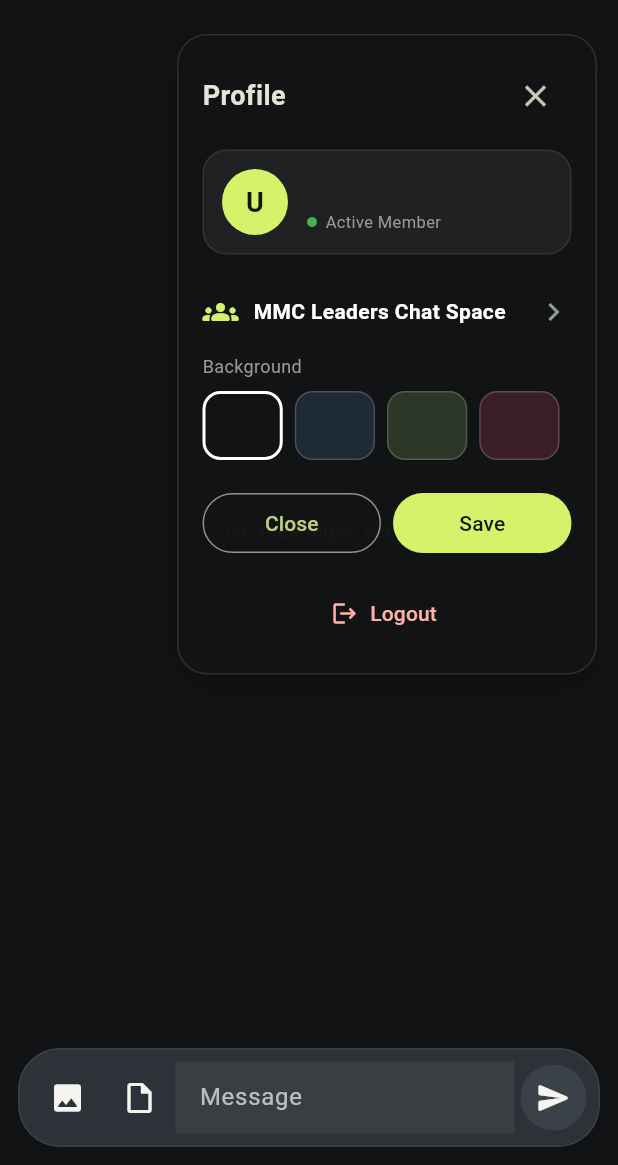
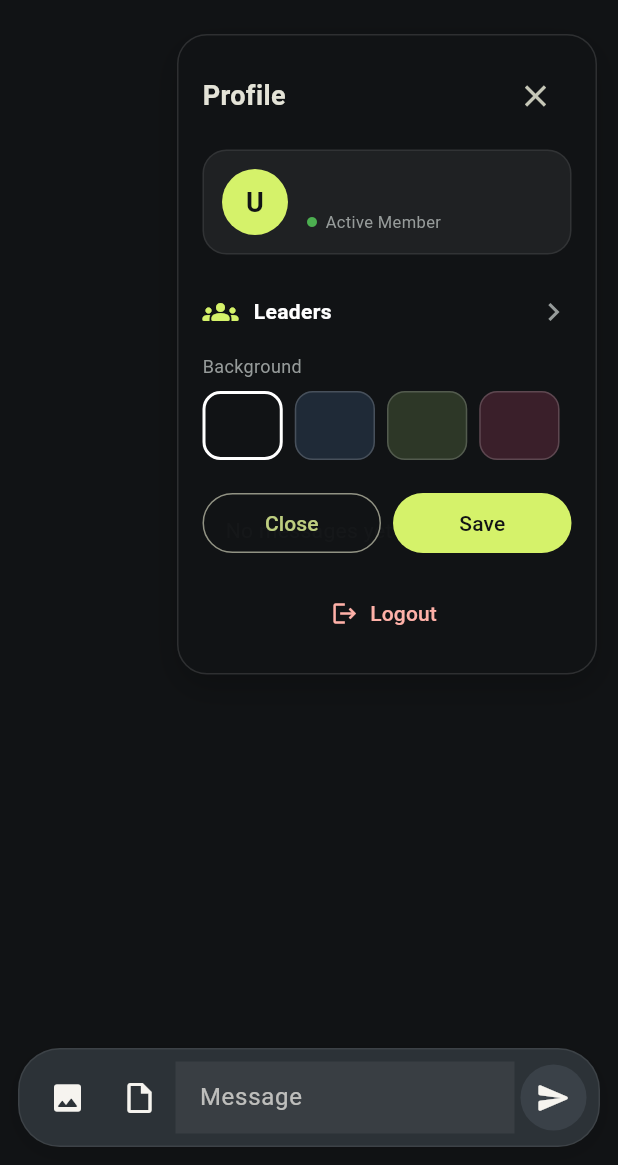
Before and after one commit to Canan-dev/Mackey_app, a Flutter app: the ChatPage screen opened directly with empty values, after a tap on an icon or button, on a phone screen of 412 x 824 dp, the part 71-1236 px from its top. Run offline on Flutter 3.47's test engine with Material 3 defaults, Android fonts, the phone set to English and light mode, and no system bars; our stand-ins replace file_picker, flutter_dotenv, shared_preferences, supabase_flutter; accounts and stored records are empty.

Commit message:
Rename MMC Leaders Chat Space to Leaders across app UI

```diff
--- a/lib/main.dart
+++ b/lib/main.dart
@@ -903,7 +903,7 @@ class _ChatPageState extends State<ChatPage> {
     final password = await showDialog<String>(
       context: context,
       builder: (dialogContext) => AlertDialog(
-        title: const Text('MMC Leaders Chat Space'),
+        title: const Text('Leaders'),
         content: TextField(
           autofocus: true,
           obscureText: true,
@@ -1223,7 +1223,7 @@ class _ChatPageState extends State<ChatPage> {
                   const SizedBox(width: 10),
                   Expanded(
                     child: Text(
-                      'MMC Leaders Chat Space',
+                      'Leaders',
                       style: TextStyle(
                         color: widget.room == 'leaders' ? muted : Colors.white,
                         fontWeight: FontWeight.w600,
@@ -1367,7 +1367,7 @@ class _ChatPageState extends State<ChatPage> {
             ),
             const SizedBox(width: 9),
             Text(
-              widget.room == 'leaders' ? 'MMC Leaders Chat Space' : 'MMC talk',
+              widget.room == 'leaders' ? 'Leaders' : 'MMC talk',
               style: TextStyle(fontWeight: FontWeight.bold),
             ),
           ],
```
